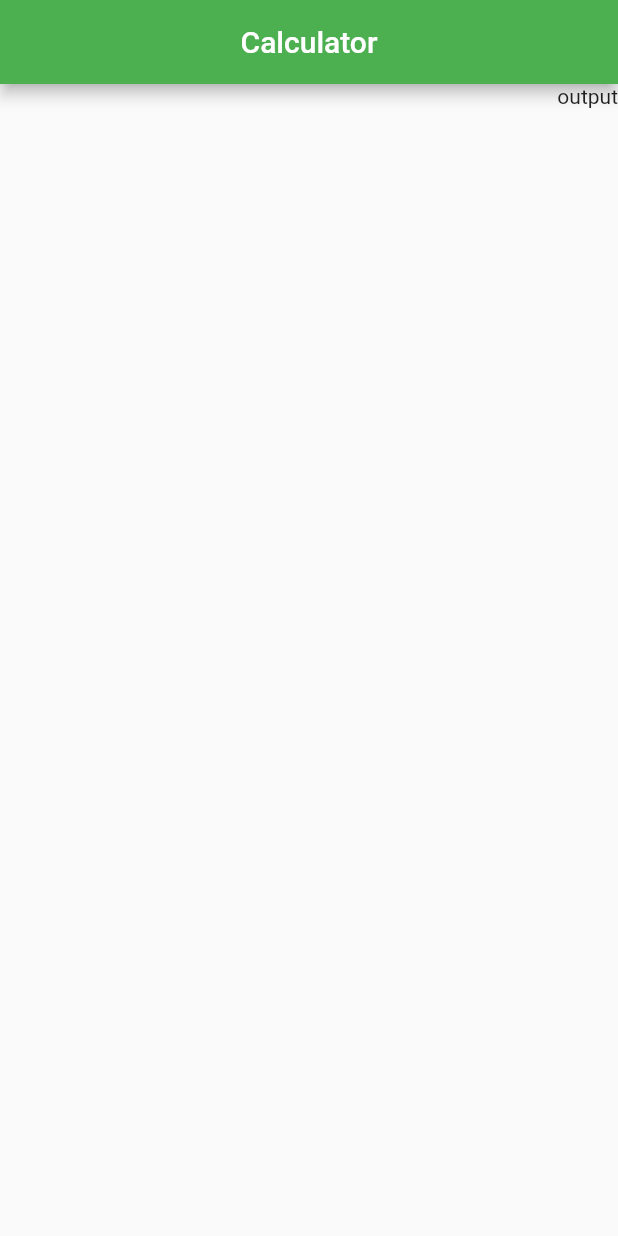
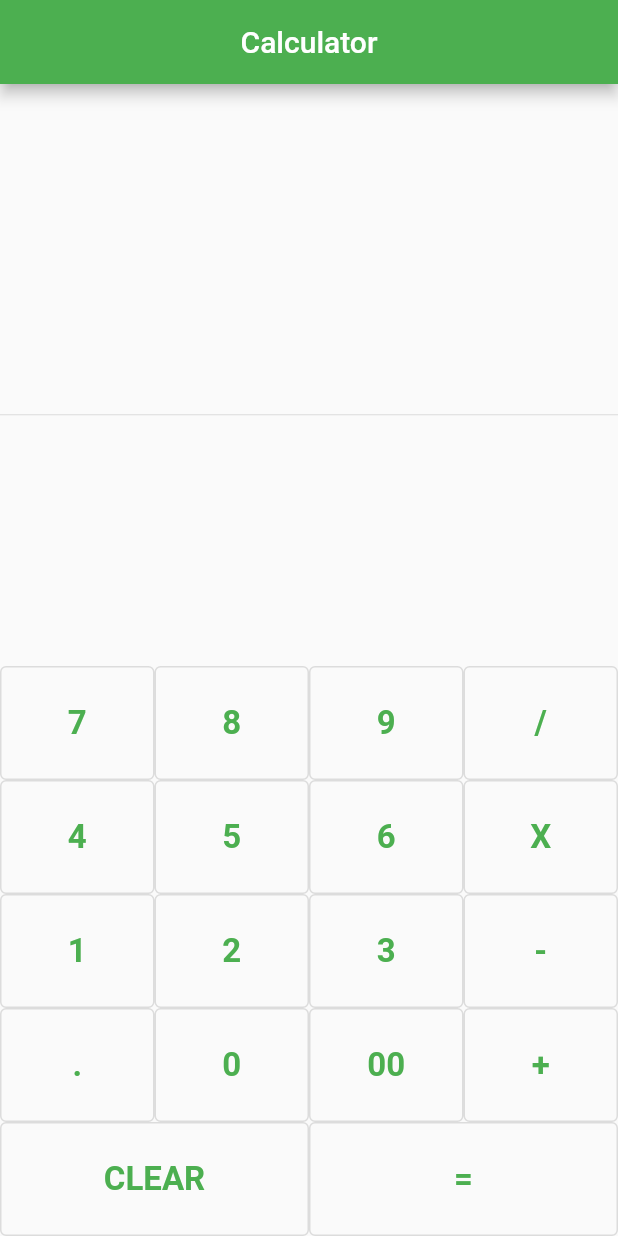
Before and after one commit to Rahul-Sharma-Github/getx_calculator, a Flutter app: the screen it shows after launch, on a phone screen of 412 x 824 dp. Run offline on Flutter 3.47's test engine with Material 2 defaults, Android fonts, the phone set to English and light mode, and no system bars; our stand-ins replace get.

Commit message:
created a button widget and added that widget to Home Page and assigned values to the Controller.

```diff
--- a/lib/Pages/home_page/home_page.dart
+++ b/lib/Pages/home_page/home_page.dart
@@ -1,10 +1,14 @@
 // ignore_for_file: avoid_unnecessary_containers
 
 import 'package:flutter/material.dart';
+import 'package:get/get.dart';
+import 'package:getx_calculator/Pages/home_page/home_page_widgets/button.dart';
+import 'package:getx_calculator/controllers/calculator_controller.dart';
 
-class HomePage extends StatelessWidget {
-  const HomePage({super.key});
+class HomePage extends GetView<CalculatorController> {
+  HomePage({super.key});
 
+  final CalculatorController calculator = Get.put(CalculatorController());
   @override
   Widget build(BuildContext context) {
     return Scaffold(
@@ -12,15 +16,75 @@ class HomePage extends StatelessWidget {
         centerTitle: true,
         title: const Text('Calculator'),
       ),
-      body: Container(
-        child: const Column(
-          children: [
-            Row(
-              mainAxisAlignment: MainAxisAlignment.end,
-              children: [Text('output')],
-            )
-          ],
-        ),
+      body: Column(
+        children: [
+          Row(
+            children: [
+              Obx(
+                () => Expanded(
+                  child: Text(
+                    '${calculator.output}',
+                    softWrap: true,
+                    maxLines: 5,
+                    overflow: TextOverflow.fade,
+                    style: const TextStyle(
+                      fontSize: 45.0,
+                      fontWeight: FontWeight.bold,
+                    ),
+                  ),
+                ),
+              ),
+            ],
+          ),
+          const Expanded(
+            child: Divider(),
+          ),
+          SizedBox(
+            width: Get.width > 680 ? Get.width * 0.6 : Get.width,
+            child: Column(
+              children: [
+                Row(
+                  children: [
+                    button('7'),
+                    button('8'),
+                    button('9'),
+                    button('/'),
+                  ],
+                ),
+                Row(
+                  children: [
+                    button('4'),
+                    button('5'),
+                    button('6'),
+                    button('X'),
+                  ],
+                ),
+                Row(
+                  children: [
+                    button('1'),
+                    button('2'),
+                    button('3'),
+                    button('-'),
+                  ],
+                ),
+                Row(
+                  children: [
+                    button('.'),
+                    button('0'),
+                    button('00'),
+                    button('+'),
+                  ],
+                ),
+                Row(
+                  children: [
+                    button('CLEAR'),
+                    button('='),
+                  ],
+                ),
+              ],
+            ),
+          ),
+        ],
       ),
     );
   }
--- /dev/null
+++ b/lib/Pages/home_page/home_page_widgets/button.dart
@@ -0,0 +1,25 @@
+import 'package:flutter/material.dart';
+import 'package:get/get.dart';
+import 'package:getx_calculator/controllers/calculator_controller.dart';
+
+CalculatorController calculator = Get.find<CalculatorController>();
+
+Widget button(String text) {
+  return Expanded(
+    child: OutlinedButton(
+      onPressed: () {
+        calculator.butttonPressed(text);
+      },
+      child: Padding(
+        padding: const EdgeInsets.symmetric(vertical: 25),
+        child: Text(
+          text,
+          style: const TextStyle(
+            fontWeight: FontWeight.bold,
+            fontSize: 22.0,
+          ),
+        ),
+      ),
+    ),
+  );
+}
--- a/lib/controllers/calculator_controller.dart
+++ b/lib/controllers/calculator_controller.dart
@@ -0,0 +1,21 @@
+import 'package:get/get.dart';
+
+class CalculatorController extends GetxController {
+  var output = ''.obs;
+  var temp = '0'.obs;
+  var num1 = 0.0.obs;
+  var num2 = 0.0.obs;
+  var operand = ''.obs;
+
+  // Operations
+
+  butttonPressed(String text) {
+    if (text == 'CLEAR') {
+      output.value = '';
+      temp.value = '';
+      num1.value = 0;
+      num2.value = 0;
+      operand.value = '';
+    }
+  }
+}
--- a/lib/main.dart
+++ b/lib/main.dart
@@ -1,12 +1,13 @@
 import 'package:flutter/material.dart';
 import 'package:get/get.dart';
 import 'package:getx_calculator/Pages/home_page/home_page.dart';
+import 'package:getx_calculator/controllers/calculator_controller.dart';
 
 void main() {
   runApp(const MainApp());
 }
 
-class MainApp extends StatelessWidget {
+class MainApp extends GetView<CalculatorController> {
   const MainApp({super.key});
 
   @override
@@ -16,7 +17,7 @@ class MainApp extends StatelessWidget {
       theme: ThemeData(
         primarySwatch: Colors.green,
       ),
-      home: const HomePage(),
+      home: HomePage(),
     );
   }
 }
```
